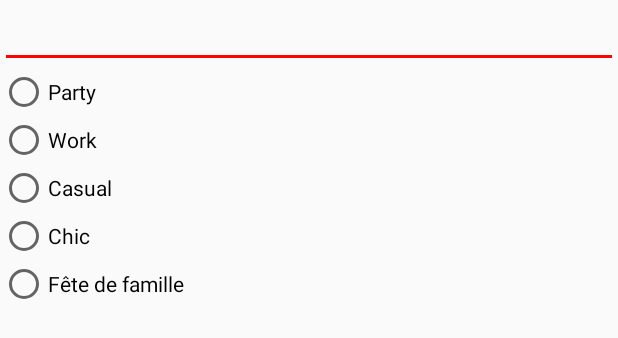
After one commit to mbakkali/tendance, an Android app: the layout outfitstyle.xml on its own in the app's theme, with its tools: preview values and no code run, on a phone screen of 412 x 824 dp. The commit adds this screen. Shown: the top 338 px of the screen. Run offline under Robolectric (Android 15) with nearby library versions, the light colour scheme and no system bars.

Commit message:
pop up description outfit

```diff
--- a/Tendance/app/src/main/res/layout/dressing.xml
+++ b/Tendance/app/src/main/res/layout/dressing.xml
@@ -180,7 +180,7 @@
             android:layout_height="42dp"
             android:layout_marginBottom="5dp"
             android:background="@color/blanc"
-            android:id="@+id/imageButton"
+            android:id="@+id/description"
             android:src="@drawable/comment"
             android:layout_gravity="right|bottom" />
 
--- /dev/null
+++ b/Tendance/app/src/main/res/layout/outfitstyle.xml
@@ -0,0 +1,27 @@
+<?xml version="1.0" encoding="utf-8"?>
+<LinearLayout xmlns:android="http://schemas.android.com/apk/res/android"
+    android:layout_width="fill_parent" android:layout_height="fill_parent"
+    android:orientation="vertical">
+
+    <EditText
+        android:layout_width="match_parent"
+        android:layout_height="wrap_content"
+        android:id="@+id/editText" />
+
+    <RadioGroup xmlns:android="http://schemas.android.com/apk/res/android"
+        android:id="@+id/radioGroup"
+        android:layout_width="fill_parent"
+        android:layout_height="wrap_content">
+
+    <RadioButton android:id="@+id/checkBox2" android:layout_width="wrap_content"
+        android:layout_height="wrap_content" android:text="Party"></RadioButton>
+    <RadioButton android:id="@+id/checkBox3" android:layout_width="wrap_content"
+        android:layout_height="wrap_content" android:text="Work"></RadioButton>
+    <RadioButton android:id="@+id/checkBox1" android:layout_width="wrap_content"
+        android:layout_height="wrap_content" android:text="Casual"></RadioButton>
+        <RadioButton android:id="@+id/checkBox4" android:layout_width="wrap_content"
+            android:layout_height="wrap_content" android:text="Chic"></RadioButton>
+    <RadioButton android:id="@+id/checkBox5" android:layout_width="wrap_content"
+        android:layout_height="wrap_content" android:text="Fête de famille"></RadioButton>
+    </RadioGroup>
+</LinearLayout>
```
Also changed, not shown: Tendance/app/src/main/java/insa/tc/tendance/DressingActivity.java (+38 -0 lines), 12 other files.
